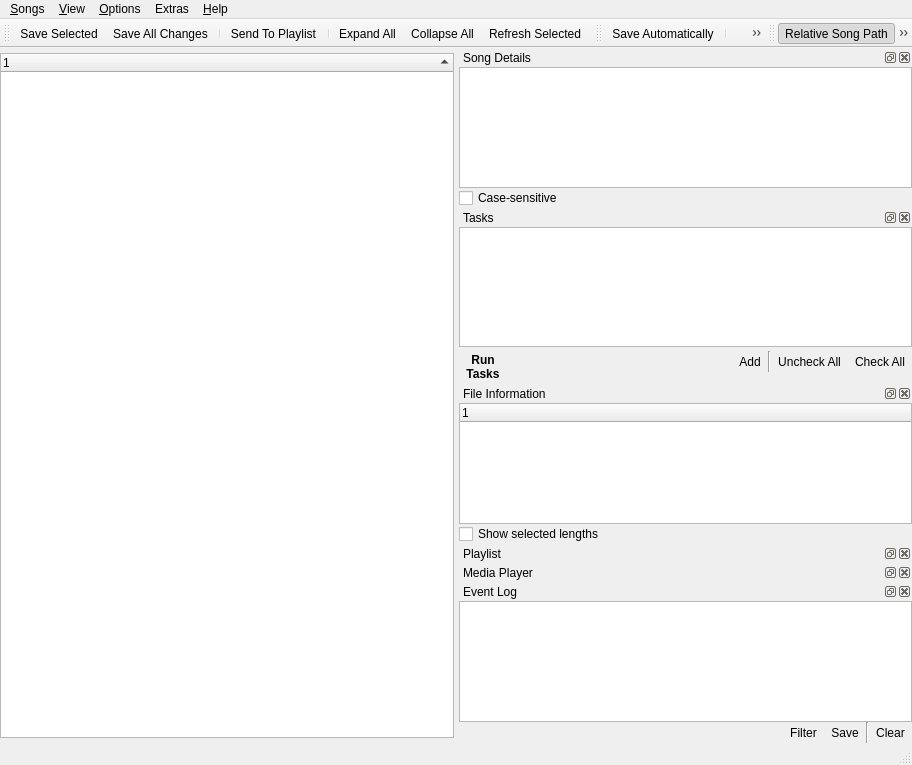
Qt form uman/src/QUMainWindow.ui (UltraStar-Deluxe/UltraStar-Manager) before a commit.
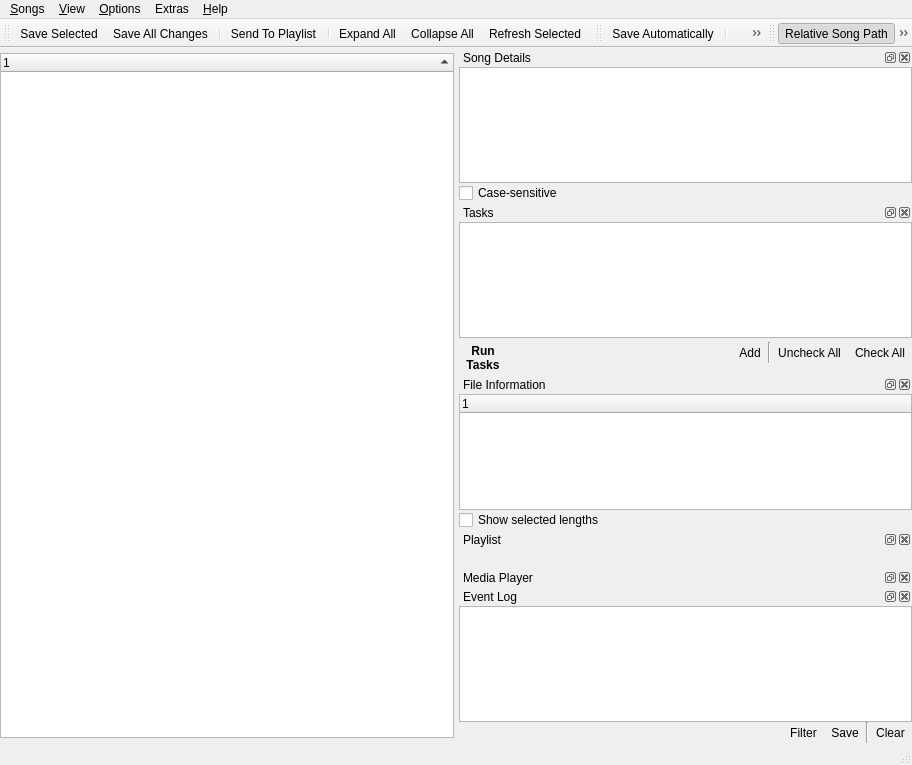
The same form after that commit. Icons and pictures are not drawn. Custom widgets are drawn as their Qt base class.

```diff
--- a/uman/src/QUMainWindow.ui
+++ b/uman/src/QUMainWindow.ui
@@ -20,14 +20,6 @@
     <normaloff>:/icons/uman16.png</normaloff>:/icons/uman16.png</iconset>
   </property>
   <widget class="QWidget" name="centralwidget" >
-   <property name="geometry" >
-    <rect>
-     <x>0</x>
-     <y>47</y>
-     <width>912</width>
-     <height>697</height>
-    </rect>
-   </property>
    <layout class="QHBoxLayout" name="horizontalLayout_4" >
     <property name="spacing" >
      <number>5</number>
@@ -107,14 +99,6 @@
          <string>Song Details</string>
         </property>
         <widget class="QWidget" name="dockWidgetContents" >
-         <property name="geometry" >
-          <rect>
-           <x>0</x>
-           <y>20</y>
-           <width>451</width>
-           <height>129</height>
-          </rect>
-         </property>
          <layout class="QVBoxLayout" >
           <property name="spacing" >
            <number>0</number>
@@ -188,14 +172,6 @@
          <string>Tasks</string>
         </property>
         <widget class="QWidget" name="dockWidgetContents_2" >
-         <property name="geometry" >
-          <rect>
-           <x>0</x>
-           <y>20</y>
-           <width>451</width>
-           <height>151</height>
-          </rect>
-         </property>
          <layout class="QVBoxLayout" >
           <property name="spacing" >
            <number>2</number>
@@ -391,14 +367,6 @@
          <string>File Information</string>
         </property>
         <widget class="QWidget" name="dockWidgetContents_4" >
-         <property name="geometry" >
-          <rect>
-           <x>0</x>
-           <y>20</y>
-           <width>451</width>
-           <height>129</height>
-          </rect>
-         </property>
          <layout class="QVBoxLayout" name="verticalLayout" >
           <property name="spacing" >
            <number>0</number>
@@ -433,8 +401,8 @@
        <widget class="QDockWidget" name="playlistDock" >
         <property name="minimumSize" >
          <size>
-          <width>0</width>
-          <height>0</height>
+          <width>80</width>
+          <height>38</height>
          </size>
         </property>
         <property name="toolTip" >
@@ -444,14 +412,6 @@
          <string>Playlist</string>
         </property>
         <widget class="QWidget" name="dockWidgetContents_5" >
-         <property name="geometry" >
-          <rect>
-           <x>0</x>
-           <y>20</y>
-           <width>451</width>
-           <height>16</height>
-          </rect>
-         </property>
          <layout class="QHBoxLayout" name="horizontalLayout" >
           <property name="spacing" >
            <number>0</number>
@@ -500,14 +460,6 @@
          <string>Event Log</string>
         </property>
         <widget class="QWidget" name="dockWidgetContents_3" >
-         <property name="geometry" >
-          <rect>
-           <x>0</x>
-           <y>20</y>
-           <width>451</width>
-           <height>134</height>
-          </rect>
-         </property>
          <layout class="QVBoxLayout" >
           <property name="spacing" >
            <number>0</number>
```
Left out of the diff: 124 changed lines with no effect on the pictures.
